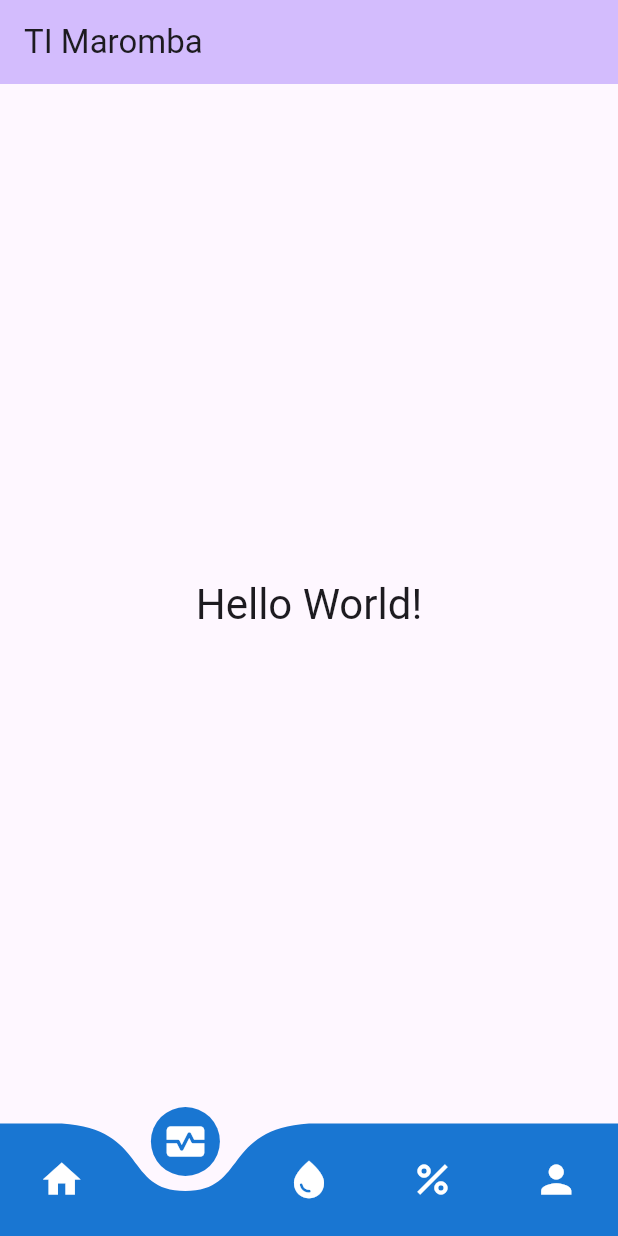
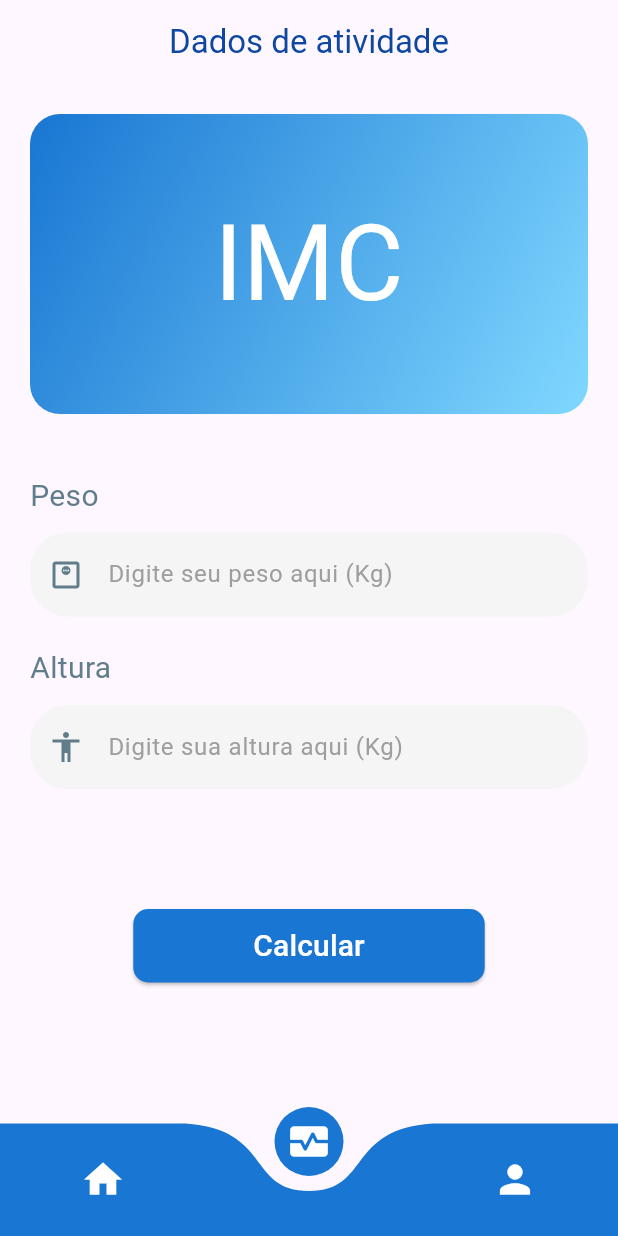
Before and after one commit to Vitor-Ribe/ti_maromba, a Flutter app: the screen it shows after launch, item 2 of the bottom bar chosen, on a phone screen of 412 x 824 dp. Run offline on Flutter 3.47's test engine with Material 3 defaults, Android fonts, the light colour scheme and no system bars; drawn by our look-alikes of curved_navigation_bar.

Commit message:
Adição das páginas da bottom navigation bar

```diff
--- a/lib/main.dart
+++ b/lib/main.dart
@@ -1,5 +1,8 @@
 import 'package:flutter/material.dart';
 import 'package:curved_navigation_bar/curved_navigation_bar.dart';
+import 'package:ti_maromba/pages/config_page.dart';
+import 'package:ti_maromba/pages/data_page.dart';
+import 'package:ti_maromba/pages/home_page.dart';
 
 void main() {
   runApp(const MyApp());
@@ -17,15 +20,13 @@
       theme: ThemeData(
         colorScheme: ColorScheme.fromSeed(seedColor: Colors.deepPurple),
       ),
-      home: const MyHomePage(title: 'TI Maromba'),
+      home: const MyHomePage(),
     );
   }
 }
 
 class MyHomePage extends StatefulWidget {
-  const MyHomePage({super.key, required this.title});
-
-  final String title;
+  const MyHomePage({super.key});
 
   @override
   State<MyHomePage> createState() => _MyHomePageState();
@@ -34,32 +35,34 @@
 class _MyHomePageState extends State<MyHomePage> {
   int index = 0;
 
+  final screens = [
+    HomePage(),
+    DataPage(),
+    ConfigPage()
+  ];
+
+  final pageTitles = [
+    'Tela Inicial',
+    'Dados de atividade',
+    'Configurações'
+  ];
+
   @override
   Widget build(BuildContext context) {
     final items = <Widget> [
       Icon(Icons.home, size: 30, color: Colors.white),
       Icon(Icons.monitor_heart, size: 30, color: Colors.white),
-      Icon(Icons.water_drop, size: 30, color: Colors.white),
-      Icon(Icons.percent, size: 30, color: Colors.white),
       Icon(Icons.person, size: 30, color: Colors.white)
     ];
 
     return Scaffold(
       appBar: AppBar(
-       backgroundColor: Theme.of(context).colorScheme.inversePrimary,
-       title: Text(widget.title),
+        title: Text(pageTitles[index], style: TextStyle(color: Colors.blue.shade900)),
+        elevation: 0,
+        backgroundColor: Colors.transparent,
+        centerTitle: true
       ),
-      body: Center(
-        child: Column(
-          mainAxisAlignment: MainAxisAlignment.center,
-          children: <Widget>[
-            Text(
-              'Hello World!',
-              style: Theme.of(context).textTheme.headlineMedium,
-            ),
-          ],
-        ),
-      ),
+      body:(screens[index]),
       bottomNavigationBar: CurvedNavigationBar(
         backgroundColor: Colors.transparent,
         animationCurve: Curves.easeInOut,
--- /dev/null
+++ b/lib/pages/data_page.dart
@@ -0,0 +1,211 @@
+import 'package:flutter/material.dart';
+
+class DataPage extends StatefulWidget {
+  const DataPage({super.key});
+
+  @override
+  State<DataPage> createState() => _DataPageState();
+}
+class _DataPageState extends State<DataPage> {
+
+  final pesoController = TextEditingController();
+  final alturaController = TextEditingController();
+  String resultado = '';
+  String classificacao = '';
+
+  void calcularImc() {
+    final pesoText = pesoController.text;
+    final alturaText = alturaController.text;
+
+    if (alturaText.isEmpty || pesoText.isEmpty) {
+      setState(() {
+        resultado = 'Preencha os dados corretamente.';
+        classificacao = '';
+      });
+      return;
+    }
+
+    // Verifica se altura tem ponto ou vírgula
+    if (!alturaText.contains('.') && !alturaText.contains(',')) {
+      // Tenta converter para int pra ver se é "180" ou maior
+      final alturaInt = int.tryParse(alturaText);
+      if (alturaInt != null && alturaInt > 30) {
+        setState(() {
+          resultado = 'Adicione a altura no formato adequado (ex: 1.70)';
+          classificacao = '';
+        });
+        return;
+      }
+    }
+
+    // Troca vírgula por ponto pra aceitar "1,70"
+    final alturaStr = alturaText.replaceAll(',', '.');
+
+    final peso = double.tryParse(pesoText);
+    final altura = double.tryParse(alturaStr);
+
+    if (peso == null || altura == null || altura == 0) {
+      setState(() {
+        resultado = 'Preencha os dados corretamente.';
+        classificacao = '';
+      });
+      return;
+    }
+
+    final imc = peso / (altura * altura);
+    String classif;
+
+    if (imc < 18.5) {
+      classif = 'Abaixo do peso';
+    } else if (imc < 25) {
+      classif = 'Peso normal';
+    } else if (imc < 30) {
+      classif = 'Sobrepeso';
+    } else {
+      classif = 'Obesidade';
+    }
+
+    setState(() {
+      resultado = imc.toStringAsFixed(2);
+      classificacao = classif;
+    });
+  }
+
+
+  @override
+  Widget build(BuildContext context) => Scaffold(
+      backgroundColor: Colors.transparent,
+      body: Container(
+        padding: EdgeInsets.all(20),
+        child: Column(
+          children: [
+            Center(
+              // Banner do IMC
+                child: Container(
+                  width: 400,
+                  height: 200,
+                  decoration: BoxDecoration(
+                      borderRadius: BorderRadius.circular(20),
+                      gradient: LinearGradient(
+                          colors: [Colors.blue.shade700, Colors.lightBlueAccent.shade100],
+                          begin: Alignment.topLeft,
+                          end: Alignment.bottomRight
+                      )
+                  ),
+                  child: Center(
+                    child: Column(
+                      mainAxisAlignment: MainAxisAlignment.center,
+                      children: [
+                        Text(
+                          resultado.isEmpty ? 'IMC' : resultado,
+                          textAlign: TextAlign.center,
+                          style: TextStyle(color: Colors.white, fontSize: resultado.isEmpty ? 70 : 30),
+                        ),
+                        if (classificacao.isNotEmpty)
+                          Text(
+                            classificacao,
+                            textAlign: TextAlign.center,
+                            style: TextStyle(color: Colors.white, fontSize: 30),
+                          ),
+                      ],
+                    ),
+                  ),
+                )
+            ),
+
+            SizedBox(height: 40),
+
+            // Peso
+            Align(
+              alignment: Alignment.centerLeft,
+              child: Text(
+                  'Peso',
+                  style: TextStyle(color: Colors.blueGrey, fontSize: 20)
+              ),
+            ),
+
+            SizedBox(height: 10),
+
+            // caixa de entrada para peso
+            TextField(
+                controller: pesoController,
+                keyboardType: TextInputType.number,
+                decoration: InputDecoration(
+                  hintText: 'Digite seu peso aqui (Kg)',
+                  hintStyle: TextStyle(fontSize: 16, color: Colors.grey.shade500),
+                  filled: true,
+                  fillColor: Colors.grey.shade100,
+                  contentPadding: EdgeInsets.symmetric(horizontal: 20, vertical: 16),
+                  border: OutlineInputBorder(
+                    borderRadius: BorderRadius.circular(25),
+                    borderSide: BorderSide.none,
+                  ),
+                  enabledBorder: OutlineInputBorder(
+                    borderRadius: BorderRadius.circular(25),
+                    borderSide: BorderSide(color: Colors.transparent),
+                  ),
+                  focusedBorder: OutlineInputBorder(
+                    borderRadius: BorderRadius.circular(25),
+                    borderSide: BorderSide(color: Colors.blueGrey, width: 2),
+                  ),
+                  prefixIcon: Icon(Icons.monitor_weight_outlined, color: Colors.blueGrey),
+                )
+            ),
+
+            SizedBox(height: 20),
+
+            // Altura
+            Align(
+              alignment: Alignment.centerLeft,
+              child: Text(
+                  'Altura',
+                  style: TextStyle(color: Colors.blueGrey, fontSize: 20)
+              ),
+            ),
+
+            SizedBox(height: 10),
+
+            // Caixa de entrada para altura
+            TextField(
+                controller: alturaController,
+                keyboardType: TextInputType.number,
+                decoration: InputDecoration(
+                  hintText: 'Digite sua altura aqui (Kg)',
+                  hintStyle: TextStyle(fontSize: 16, color: Colors.grey.shade500),
+                  filled: true,
+                  fillColor: Colors.grey.shade100,
+                  contentPadding: EdgeInsets.symmetric(horizontal: 20, vertical: 16),
+                  border: OutlineInputBorder(
+                    borderRadius: BorderRadius.circular(25),
+                    borderSide: BorderSide.none,
+                  ),
+                  enabledBorder: OutlineInputBorder(
+                    borderRadius: BorderRadius.circular(25),
+                    borderSide: BorderSide(color: Colors.transparent),
+                  ),
+                  focusedBorder: OutlineInputBorder(
+                    borderRadius: BorderRadius.circular(25),
+                    borderSide: BorderSide(color: Colors.blueGrey, width: 2),
+                  ),
+                  prefixIcon: Icon(Icons.accessibility_outlined, color: Colors.blueGrey),
+                )
+            ),
+
+            SizedBox(height: 80),
+
+            Center(
+              child: ElevatedButton(
+                onPressed: calcularImc,
+                style: ElevatedButton.styleFrom(
+                  backgroundColor: Colors.blue.shade700,
+                  padding: EdgeInsets.symmetric(horizontal: 80, vertical: 10),
+                  shape: RoundedRectangleBorder(borderRadius: BorderRadius.circular(10)),
+                ),
+                child: Text('Calcular', style: TextStyle(fontSize: 20, color: Colors.white)),
+              ),
+            ),
+          ],
+        ),
+      )
+  );
+}
```
Also changed, not shown: lib/pages/config_page.dart (added, +34 -0 lines), lib/pages/home_page.dart (added, +82 -0 lines), lib/res/colors.dart (+18 -0 lines). Lines whose indentation alone changed are shown as unchanged.
